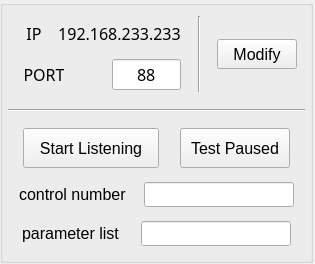
This is ServerTcp.ui in kok-s0s/vscode_cmake_cxx_qt as Qt 5 draws it before an edit. The edited form follows.
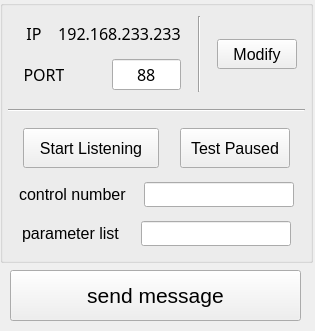
This is the edited form.

Commit message: feat: test Q_SLOT and Q_SIGNAL

What changed in the file:
```diff
--- a/ServerTcp.ui
+++ b/ServerTcp.ui
@@ -7,7 +7,7 @@
     <x>0</x>
     <y>0</y>
     <width>315</width>
-    <height>264</height>
+    <height>331</height>
    </rect>
   </property>
   <property name="minimumSize">
@@ -546,6 +546,30 @@
      </item>
     </layout>
    </widget>
+   <widget class="QPushButton" name="pushButton">
+    <property name="geometry">
+     <rect>
+      <x>10</x>
+      <y>270</y>
+      <width>291</width>
+      <height>51</height>
+     </rect>
+    </property>
+    <property name="font">
+     <font>
+      <pointsize>16</pointsize>
+     </font>
+    </property>
+    <property name="text">
+     <string>send message</string>
+    </property>
+    <property name="iconSize">
+     <size>
+      <width>30</width>
+      <height>16</height>
+     </size>
+    </property>
+   </widget>
   </widget>
  </widget>
  <layoutdefault spacing="6" margin="11"/>
```
The commit also changes 2 other files.
